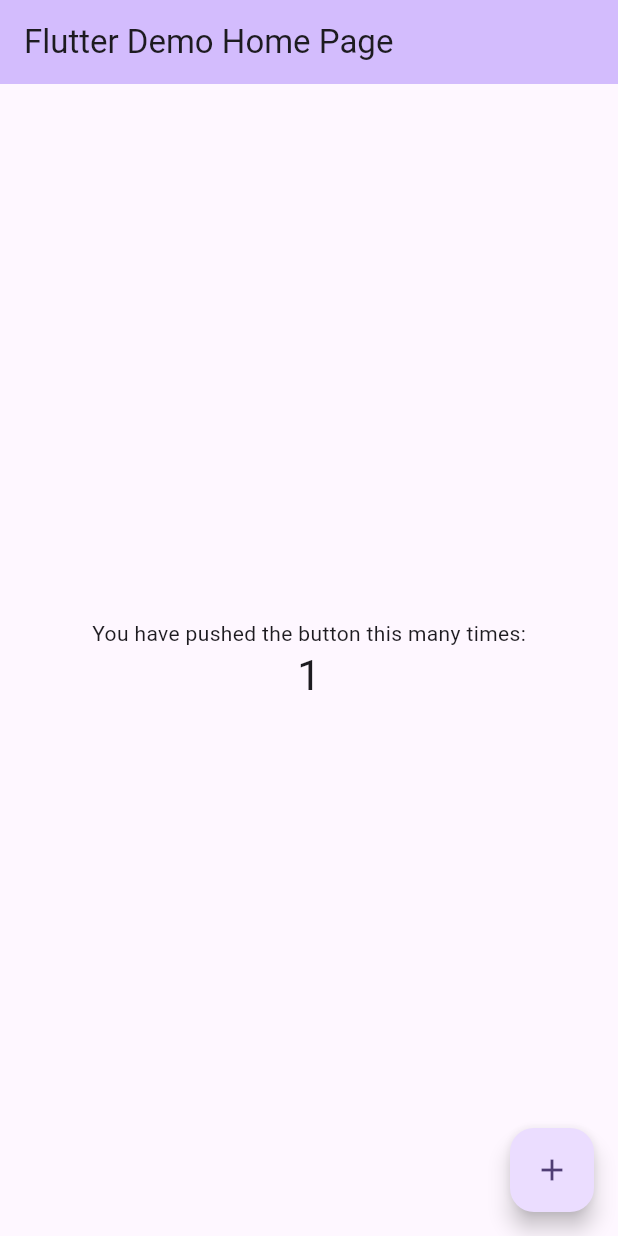
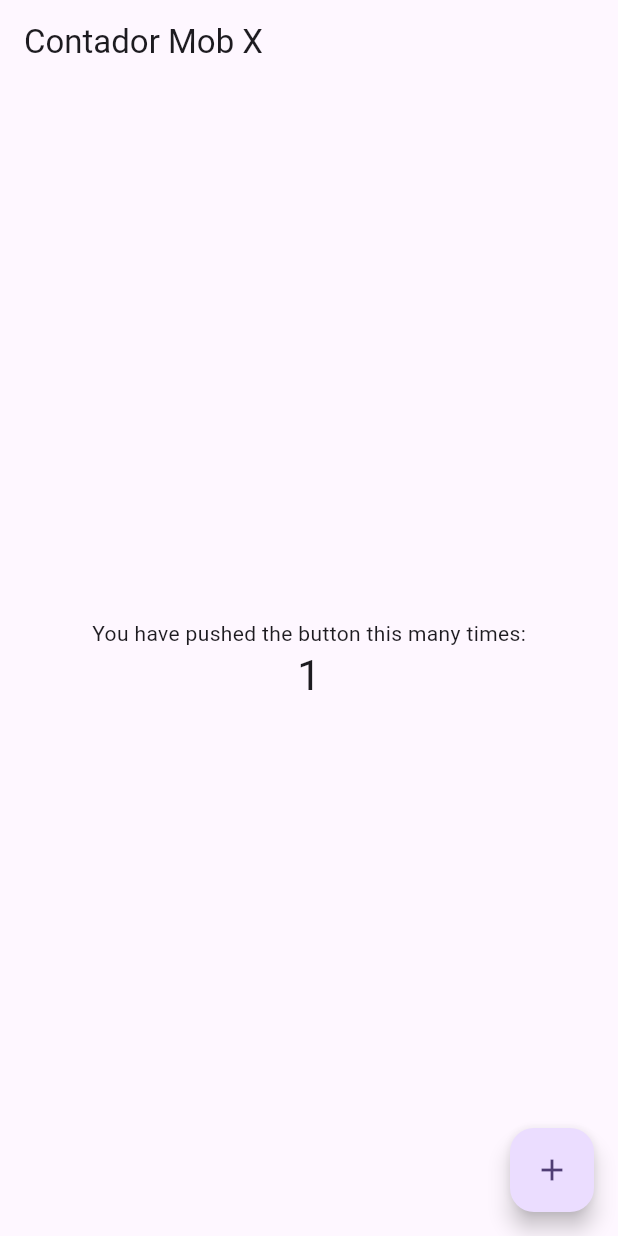
Before and after one commit to Jhonn-y/mobX_IMC, a Flutter app: the screen it shows after launch, after a tap on the "add" icon, on a phone screen of 412 x 824 dp. Run offline on Flutter 3.47's test engine with Material 3 defaults, Android fonts, the phone set to English and light mode, and no system bars; our stand-ins replace flutter_mobx, mobx; generated files the repository leaves out were written again.

Commit message:
Inicio de aplicação de MobX e Codegen

```diff
--- /dev/null
+++ b/lib/contador_codegen/counter_codegen_controller.dart
@@ -0,0 +1,19 @@
+import 'package:mobx/mobx.dart';
+
+part 'counter_codegen_controller.g.dart';
+
+class CounterCodegenController = _CounterCodegenControllerBase with _$CounterCodegenController;
+
+
+
+abstract class _CounterCodegenControllerBase with Store{
+
+  @observable
+  int number = 0;
+
+  @action
+  void increment() {
+    number++;
+  }
+
+}
--- /dev/null
+++ b/lib/contador_codegen/counter_codegen_page.dart
@@ -0,0 +1,76 @@
+import 'package:flutter/material.dart';
+import 'package:flutter_mobx/flutter_mobx.dart';
+import 'package:mobx/mobx.dart';
+import 'package:mobx_imc/contador_codegen/counter_codegen_controller.dart';
+
+class CounterCodegenPage extends StatefulWidget {
+  const CounterCodegenPage({super.key});
+
+  @override
+  State<CounterCodegenPage> createState() => _CounterCodegenPageState();
+}
+
+class _CounterCodegenPageState extends State<CounterCodegenPage> {
+  final counter = CounterCodegenController();
+  final reactionDisposer = <ReactionDisposer>[];
+
+  @override
+  void initState() {
+    super.initState();
+    final autoRunDispose = autorun(
+      (_){
+        print('----------------------- autorun --------------------');
+      }
+    );
+  final reactionDispose = reaction((_)=> counter.number, (number){
+    print('----------------------- reaction --------------------');
+    print(number);
+  });
+
+  reactionDisposer.add(reactionDispose);
+  reactionDisposer.add(autoRunDispose);
+  }
+
+
+  @override
+  void dispose() {
+    super.dispose();
+    for (var reaction in reactionDisposer) {
+      reaction();
+    }
+  }
+
+
+  @override
+  Widget build(BuildContext context) {
+    return Scaffold(
+      appBar: AppBar(
+        title: const Text('Contador Mob X'),
+      ),
+        body: Center(
+        child: Column(
+          mainAxisAlignment: MainAxisAlignment.center,
+          children: <Widget>[
+            const Text(
+              'You have pushed the button this many times:',
+            ),
+            Observer(builder: (_){
+              return Text(
+                '${counter.number}',
+                style: Theme.of(context).textTheme.headlineMedium,
+              );
+            }
+            ),
+          ],
+        ),
+      ),
+      floatingActionButton: FloatingActionButton(
+        onPressed: (){
+          counter.increment();
+        },
+        tooltip: 'Increment',
+        child: const Icon(Icons.add),
+      ),
+    );
+  }
+}
--- a/lib/main.dart
+++ b/lib/main.dart
@@ -1,4 +1,6 @@
 import 'package:flutter/material.dart';
+import 'package:mobx_imc/contador/counter_page.dart';
+import 'package:mobx_imc/contador_codegen/counter_codegen_page.dart';
 
 void main() {
   runApp(const MyApp());
@@ -6,120 +8,15 @@ void main() {
 
 class MyApp extends StatelessWidget {
   const MyApp({super.key});
-
-  // This widget is the root of your application.
   @override
   Widget build(BuildContext context) {
     return MaterialApp(
       title: 'Flutter Demo',
       theme: ThemeData(
-        // This is the theme of your application.
-        //
-        // TRY THIS: Try running your application with "flutter run". You'll see
-        // the application has a purple toolbar. Then, without quitting the app,
-        // try changing the seedColor in the colorScheme below to Colors.green
-        // and then invoke "hot reload" (save your changes or press the "hot
-        // reload" button in a Flutter-supported IDE, or press "r" if you used
-        // the command line to start the app).
-        //
-        // Notice that the counter didn't reset back to zero; the application
-        // state is not lost during the reload. To reset the state, use hot
-        // restart instead.
-        //
-        // This works for code too, not just values: Most code changes can be
-        // tested with just a hot reload.
         colorScheme: ColorScheme.fromSeed(seedColor: Colors.deepPurple),
         useMaterial3: true,
       ),
-      home: const MyHomePage(title: 'Flutter Demo Home Page'),
+      home: CounterCodegenPage(),
     );
   }
 }
-
-class MyHomePage extends StatefulWidget {
-  const MyHomePage({super.key, required this.title});
-
-  // This widget is the home page of your application. It is stateful, meaning
-  // that it has a State object (defined below) that contains fields that affect
-  // how it looks.
-
-  // This class is the configuration for the state. It holds the values (in this
-  // case the title) provided by the parent (in this case the App widget) and
-  // used by the build method of the State. Fields in a Widget subclass are
-  // always marked "final".
-
-  final String title;
-
-  @override
-  State<MyHomePage> createState() => _MyHomePageState();
-}
-
-class _MyHomePageState extends State<MyHomePage> {
-  int _counter = 0;
-
-  void _incrementCounter() {
-    setState(() {
-      // This call to setState tells the Flutter framework that something has
-      // changed in this State, which causes it to rerun the build method below
-      // so that the display can reflect the updated values. If we changed
-      // _counter without calling setState(), then the build method would not be
-      // called again, and so nothing would appear to happen.
-      _counter++;
-    });
-  }
-
-  @override
-  Widget build(BuildContext context) {
-    // This method is rerun every time setState is called, for instance as done
-    // by the _incrementCounter method above.
-    //
-    // The Flutter framework has been optimized to make rerunning build methods
-    // fast, so that you can just rebuild anything that needs updating rather
-    // than having to individually change instances of widgets.
-    return Scaffold(
-      appBar: AppBar(
-        // TRY THIS: Try changing the color here to a specific color (to
-        // Colors.amber, perhaps?) and trigger a hot reload to see the AppBar
-        // change color while the other colors stay the same.
-        backgroundColor: Theme.of(context).colorScheme.inversePrimary,
-        // Here we take the value from the MyHomePage object that was created by
-        // the App.build method, and use it to set our appbar title.
-        title: Text(widget.title),
-      ),
-      body: Center(
-        // Center is a layout widget. It takes a single child and positions it
-        // in the middle of the parent.
-        child: Column(
-          // Column is also a layout widget. It takes a list of children and
-          // arranges them vertically. By default, it sizes itself to fit its
-          // children horizontally, and tries to be as tall as its parent.
-          //
-          // Column has various properties to control how it sizes itself and
-          // how it positions its children. Here we use mainAxisAlignment to
-          // center the children vertically; the main axis here is the vertical
-          // axis because Columns are vertical (the cross axis would be
-          // horizontal).
-          //
-          // TRY THIS: Invoke "debug painting" (choose the "Toggle Debug Paint"
-          // action in the IDE, or press "p" in the console), to see the
-          // wireframe for each widget.
-          mainAxisAlignment: MainAxisAlignment.center,
-          children: <Widget>[
-            const Text(
-              'You have pushed the button this many times:',
-            ),
-            Text(
-              '$_counter',
-              style: Theme.of(context).textTheme.headlineMedium,
-            ),
-          ],
-        ),
-      ),
-      floatingActionButton: FloatingActionButton(
-        onPressed: _incrementCounter,
-        tooltip: 'Increment',
-        child: const Icon(Icons.add),
-      ), // This trailing comma makes auto-formatting nicer for build methods.
-    );
-  }
-}
```
Also changed, not shown: lib/contador/controller_counter.dart (added, +19 -0 lines), lib/contador/counter_page.dart (added, +42 -0 lines), 1 other file.
